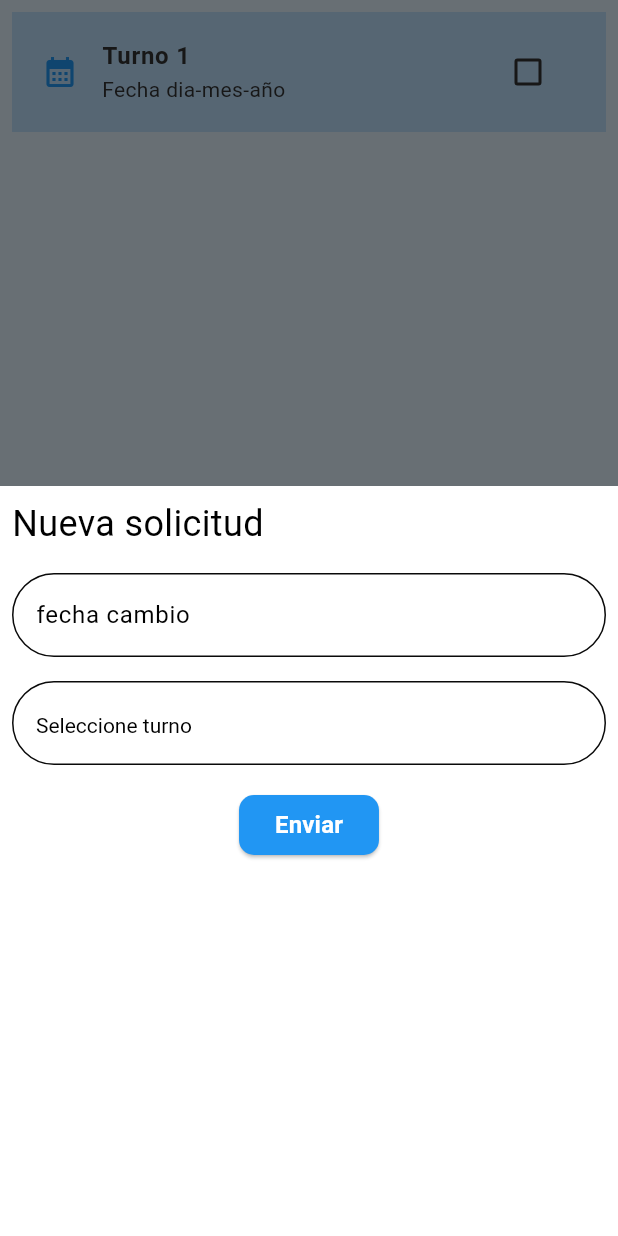
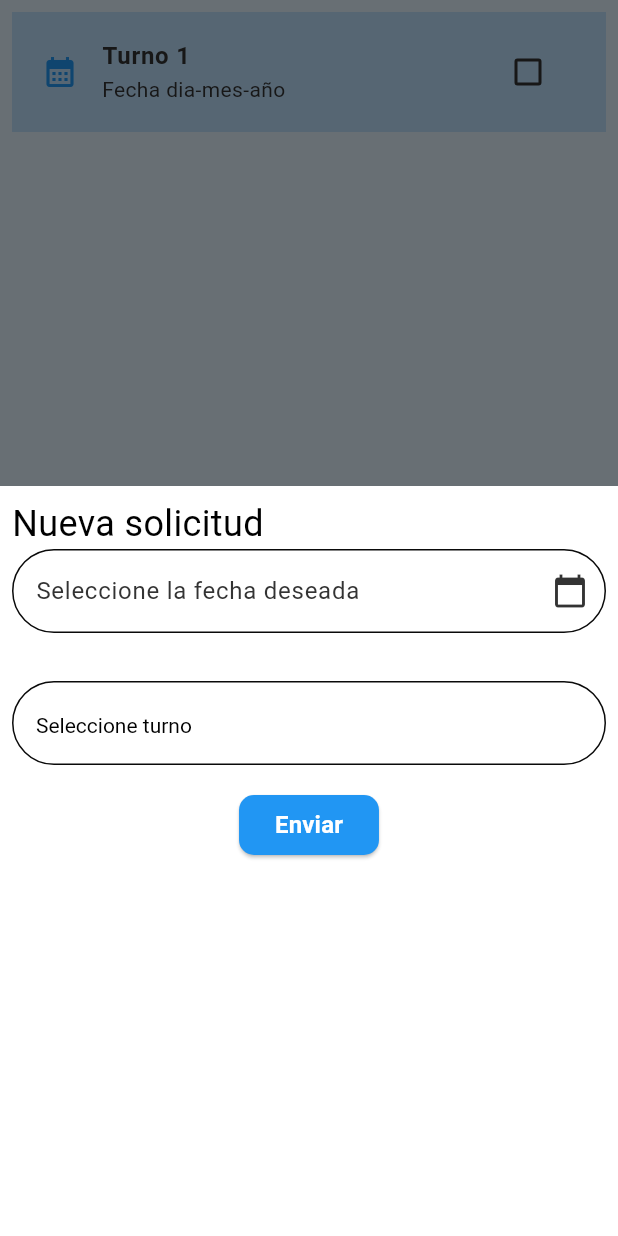
Before and after one commit to PaulaAlarcon20/GestorTrabajadores2.0, a Flutter app: the ListaSolicitudesWidget screen opened directly, after a tap on the "add" icon, on a phone screen of 412 x 824 dp. Run offline on Flutter 3.47's test engine with Material 3 defaults, Android fonts, the phone set to English and light mode, and no system bars; our stand-ins replace bloc, equatable, flutter_bloc, formz, google_maps_flutter, table_calendar; Roboto replaces fonts that are missing (Quicksand).

Commit message:
Ajuste validación de campos nueva solicitud y adicion DataPicker

```diff
--- /dev/null
+++ b/Front-end/front_end_gui/lib/views/widgets/DatePickerWidgetTurnos.dart
@@ -0,0 +1,60 @@
+import 'package:flutter/material.dart';
+import 'package:intl/intl.dart';
+
+class Datepickerwidgetturnos extends StatefulWidget {
+  @override
+  _DatePickerWidgetState createState() => _DatePickerWidgetState();
+}
+
+class _DatePickerWidgetState extends State<Datepickerwidgetturnos> {
+  FormFieldValidator<String>? validator;
+
+  @override
+  final TextEditingController _fechaCambioController = TextEditingController();
+  String _fecha = "";
+
+  Widget build(BuildContext context) {
+    // TODO: implement build
+    return TextFormField(
+      enableInteractiveSelection: false,
+      controller: _fechaCambioController,
+      decoration: InputDecoration(
+        border: OutlineInputBorder(
+          borderRadius: BorderRadius.circular(20),
+        ),
+        hintText: "Seleccione la fecha deseada",
+        suffixIcon: Icon(Icons.calendar_today),
+      ),
+      validator: (value) {
+        if (value == null || value.isEmpty) {
+          return "Debe rellenar los campos";
+        }
+        return null;
+      },
+      onTap: () {
+        FocusScope.of(context).requestFocus(new FocusNode());
+        _selectDate(context);
+
+        if (_fechaCambioController.text.isEmpty) {
+          _fechaCambioController.text = "La fecha es obligatoria";
+        }
+      },
+    );
+  }
+
+  _selectDate(BuildContext context) async {
+    DateTime? fechaSeleccionada = await showDatePicker(
+      context: context,
+      initialDate: DateTime.now(),
+      firstDate: DateTime(2025),
+      lastDate: DateTime(2030),
+    );
+
+    if (fechaSeleccionada != null) {
+      setState(() {
+        _fecha = DateFormat('dd/MM/yyyy').format(fechaSeleccionada);
+        _fechaCambioController.text = _fecha;
+      });
+    }
+  }
+}
--- a/Front-end/front_end_gui/lib/views/widgets/DropDownWidgetTurnos.dart
+++ b/Front-end/front_end_gui/lib/views/widgets/DropDownWidgetTurnos.dart
@@ -15,6 +15,7 @@ class DropDownWidgetTurnos extends StatefulWidget {
 }
 
 class _DropDownWidgetState extends State<DropDownWidgetTurnos> {
+  FormFieldValidator<String>? validator;
   String dropdownValue = list.first;
 
   @override
@@ -32,10 +33,15 @@ class _DropDownWidgetState extends State<DropDownWidgetTurnos> {
           errorStyle: TextStyle(color: Colors.redAccent, fontSize: 16.0),
           hintText: 'Debe seleccionar un turno',
           border: OutlineInputBorder(borderRadius: BorderRadius.circular(5.0))),
+      validator: (value) {
+        if (value == null || value.isEmpty || value == "Seleccione turno") {
+          return "Debe rellenar los campos";
+        }
+        return null;
+      },
       isExpanded: true,
       borderRadius: BorderRadius.circular(10),
       onChanged: (String? value) {
-        if (value == "Seleccione turno") {}
         setState(() {
           dropdownValue = value!;
         });
--- a/Front-end/front_end_gui/lib/views/widgets/NuevaSolicitudWidget.dart
+++ b/Front-end/front_end_gui/lib/views/widgets/NuevaSolicitudWidget.dart
@@ -1,4 +1,5 @@
 import 'package:flutter/material.dart';
+import 'package:front_end_gui/views/widgets/DatePickerWidgetTurnos.dart';
 import 'package:front_end_gui/views/widgets/DropDownWidgetTurnos.dart';
 
 class NuevaSolicitudWidget extends StatelessWidget {
@@ -10,7 +11,7 @@ class NuevaSolicitudWidget extends StatelessWidget {
     //validadores
     final _formKey = GlobalKey<FormState>();
 
-    final TextEditingController _fechaCambio = TextEditingController();
+    //final TextEditingController _fechaCambio = TextEditingController();
 
     return Padding(
         padding: EdgeInsets.all(8),
@@ -26,10 +27,14 @@ class NuevaSolicitudWidget extends StatelessWidget {
                   fontSize: 24,
                 ),
               ),
+              Datepickerwidgetturnos(),
               SizedBox(
                 height: 16,
               ),
-              _buildTextField(
+              SizedBox(
+                height: 16,
+              ),
+              /*_buildTextField(
                   controller: _fechaCambio,
                   label: "fecha cambio",
                   validator: (value) {
@@ -37,10 +42,7 @@ class NuevaSolicitudWidget extends StatelessWidget {
                       return "Debe rellenar los campos";
                     }
                     return null;
-                  }),
-              SizedBox(
-                height: 16,
-              ),
+                  }),*/
               DropDownWidgetTurnos(),
               SizedBox(
                 height: 16,
@@ -68,7 +70,9 @@ class NuevaSolicitudWidget extends StatelessWidget {
           ),
         ));
   }
+}
 
+/*
   Widget _buildTextField(
       {required String label,
       required TextEditingController controller,
@@ -88,5 +92,4 @@ class NuevaSolicitudWidget extends StatelessWidget {
               borderRadius: BorderRadius.circular(10))),
       validator: validator,
     );
-  }
-}
+  }*/
```
